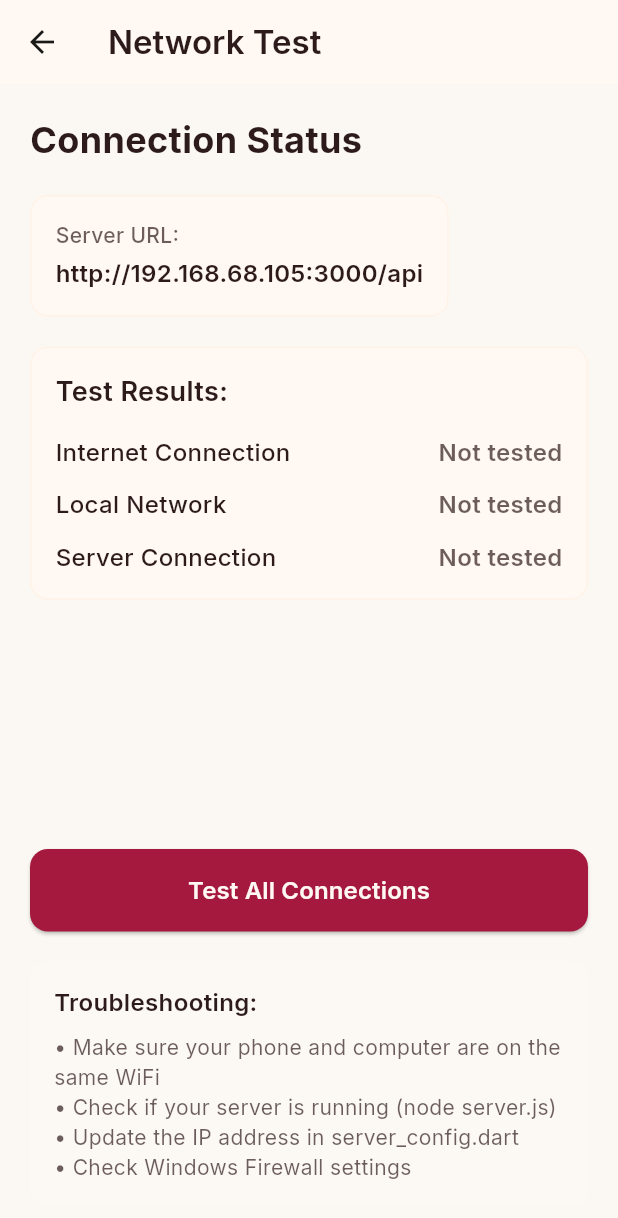
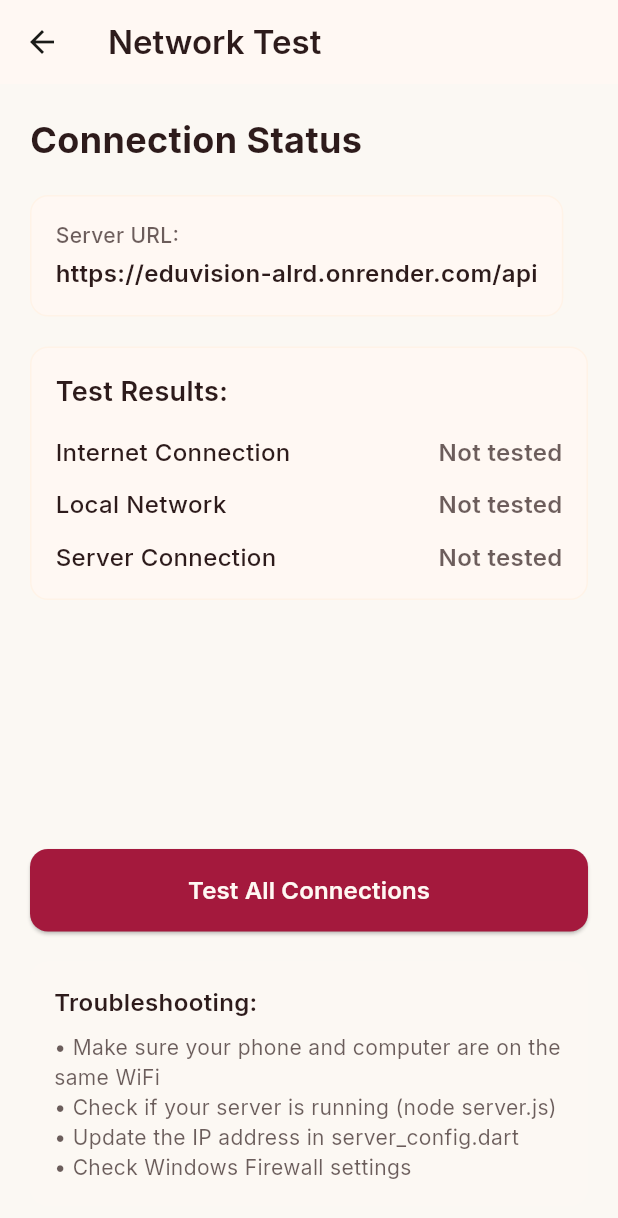
Before and after one commit to clarenceportugal/eduvision, a Flutter app: the NetworkTestScreen screen opened directly, on a phone screen of 412 x 824 dp. Shown: the top 1218 px of the screen. Run offline on Flutter 3.47's test engine with Material 3 defaults, Android fonts, the light colour scheme and no system bars; our stand-ins replace camera, dio, google_fonts, permission_handler, shared_preferences; missing offline and left inert: google_mlkit_face_detection, tflite_flutter; accounts and stored records are empty; network calls fail.

Commit message:
Update server config to use Render cloud URL

```diff
--- a/lib/config/server_config.dart
+++ b/lib/config/server_config.dart
@@ -9,9 +9,12 @@ class ServerConfig {
   static const String phoneUrl =
       'http://192.168.68.105:3000/api'; // Updated to your current IP
 
+  // For cloud deployment (Render, Railway, etc.)
+  static const String cloudUrl = 'https://eduvision-alrd.onrender.com/api'; // Your Render URL
+
   // Current active URL - change this based on where you're running the app
   static const String currentBaseUrl =
-      phoneUrl; // Change to localhostUrl for computer development
+      cloudUrl; // Change to: cloudUrl for internet, phoneUrl for local network, localhostUrl for computer
 
   // Helper method to get the current base URL
   static String get baseUrl => currentBaseUrl;
```
